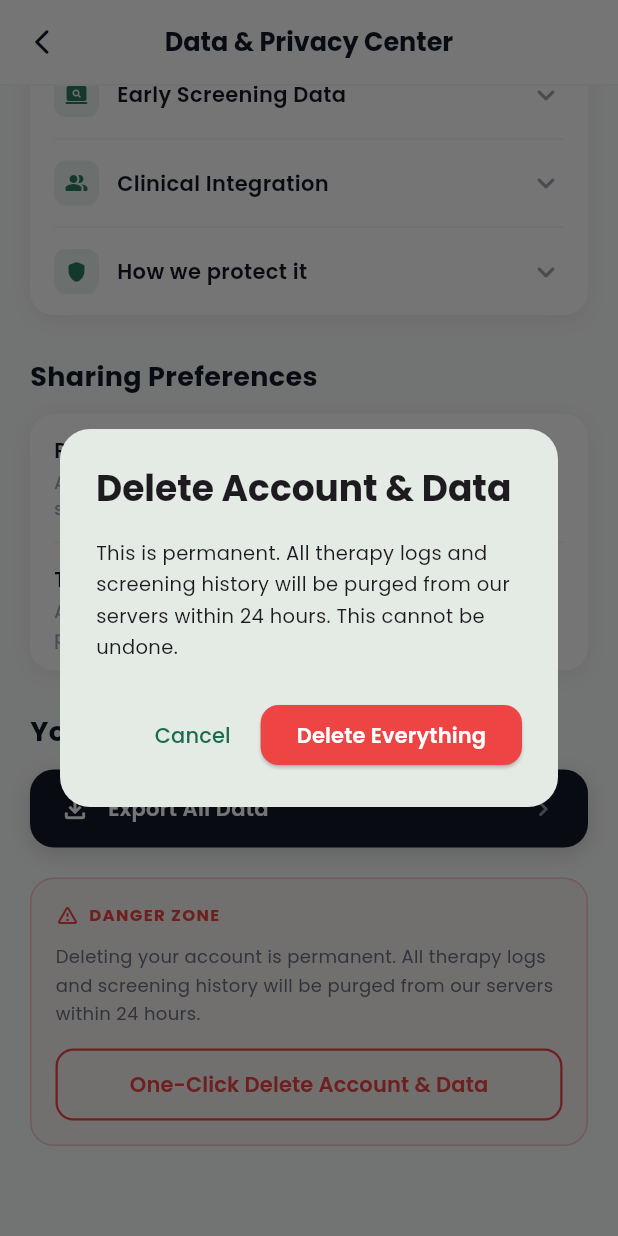
After one commit to mro-nerd/SolveIt, a Flutter app: the PrivacyScreen screen opened directly, scrolled down 201 dp, after a tap on "One-Click Delete Account & Data", on a phone screen of 412 x 824 dp. The commit adds this screen. Run offline on Flutter 3.47's test engine with Material 3 defaults, Android fonts, the phone set to English and light mode, and no system bars; our stand-ins replace firebase_auth, firebase_core, flutter_dotenv, flutter_markdown, google_fonts, google_sign_in and 3 more; accounts and stored records are empty.

Commit message:
data privacy screen

```diff
--- /dev/null
+++ b/frontend_app/ace_mobile/lib/features/profile/privacy_screen.dart
@@ -0,0 +1,518 @@
+import 'package:ace_mobile/core/constants.dart';
+import 'package:ace_mobile/features/auth/auth_wrapper.dart';
+import 'package:firebase_auth/firebase_auth.dart';
+import 'package:flutter/material.dart';
+import 'package:google_fonts/google_fonts.dart';
+import 'package:google_sign_in/google_sign_in.dart';
+import 'package:shared_preferences/shared_preferences.dart';
+
+class PrivacyScreen extends StatefulWidget {
+  const PrivacyScreen({super.key});
+
+  @override
+  State<PrivacyScreen> createState() => _PrivacyScreenState();
+}
+
+class _PrivacyScreenState extends State<PrivacyScreen> {
+  // ── Accordion ──────────────────────────────────────────────────────────────
+  int? _expandedIndex;
+
+  // ── Toggles ────────────────────────────────────────────────────────────────
+  bool _researchParticipation = true;
+  bool _therapyPartners = false;
+
+  void _toggleAccordion(int i) =>
+      setState(() => _expandedIndex = _expandedIndex == i ? null : i);
+
+  Future<void> _exportData() async {
+    if (!mounted) return;
+    ScaffoldMessenger.of(context).showSnackBar(
+      SnackBar(
+        content: Text(
+          'Export requested — you\'ll receive an email shortly.',
+          style: GoogleFonts.poppins(color: Colors.white),
+        ),
+        backgroundColor: appColors.primary,
+        behavior: SnackBarBehavior.floating,
+        shape: RoundedRectangleBorder(borderRadius: BorderRadius.circular(12)),
+      ),
+    );
+  }
+
+  Future<void> _deleteAccount() async {
+    // Capture navigator before any await
+    final navigator = Navigator.of(context, rootNavigator: true);
+
+    final confirmed = await showDialog<bool>(
+      context: context,
+      useRootNavigator: true,
+      builder: (_) => AlertDialog(
+        shape: RoundedRectangleBorder(borderRadius: BorderRadius.circular(20)),
+        title: Text(
+          'Delete Account & Data',
+          style: GoogleFonts.poppins(fontWeight: FontWeight.bold),
+        ),
+        content: Text(
+          'This is permanent. All therapy logs and screening history will be '
+          'purged from our servers within 24 hours. This cannot be undone.',
+          style: GoogleFonts.poppins(fontSize: 13, height: 1.6),
+        ),
+        actions: [
+          TextButton(
+            onPressed: () => Navigator.pop(context, false),
+            child: Text('Cancel', style: GoogleFonts.poppins()),
+          ),
+          ElevatedButton(
+            style: ElevatedButton.styleFrom(
+              backgroundColor: appColors.red,
+              foregroundColor: Colors.white,
+              shape: RoundedRectangleBorder(
+                borderRadius: BorderRadius.circular(12),
+              ),
+            ),
+            onPressed: () => Navigator.pop(context, true),
+            child: Text(
+              'Delete Everything',
+              style: GoogleFonts.poppins(fontWeight: FontWeight.w600),
+            ),
+          ),
+        ],
+      ),
+    );
+
+    if (confirmed != true) return;
+
+    // Clear Google + Firebase session and all local prefs
+    await GoogleSignIn().signOut();
+    await FirebaseAuth.instance.signOut();
+    final prefs = await SharedPreferences.getInstance();
+    await prefs.clear();
+
+    // Land on a fresh AuthWrapper (which sees null user → loginPage)
+    navigator.pushAndRemoveUntil(
+      PageRouteBuilder(
+        pageBuilder: (_, __, ___) => const AuthWrapper(),
+        transitionsBuilder: (_, anim, __, child) =>
+            FadeTransition(opacity: anim, child: child),
+        transitionDuration: const Duration(milliseconds: 400),
+      ),
+      (route) => false,
+    );
+  }
+
+  @override
+  Widget build(BuildContext context) {
+    const accordionItems = [
+      (
+        icon: Icons.screen_search_desktop_rounded,
+        title: 'Early Screening Data',
+        body:
+            'We collect assessment results, developmental milestones, and basic demographic info to provide accurate screening tools for your child.',
+      ),
+      (
+        icon: Icons.people_alt_rounded,
+        title: 'Clinical Integration',
+        body:
+            'With your permission, anonymised data is shared with licensed clinicians who help validate assessment accuracy and improve care pathways.',
+      ),
+      (
+        icon: Icons.shield_rounded,
+        title: 'How we protect it',
+        body:
+            'All data is encrypted at rest (AES-256) and in transit (TLS 1.3), stored on HIPAA-compliant infrastructure, and never sold to third parties.',
+      ),
+    ];
+
+    return Scaffold(
+      backgroundColor: const Color(0xFFF9FAFB),
+      appBar: AppBar(
+        backgroundColor: Colors.white,
+        elevation: 0,
+        scrolledUnderElevation: 0,
+        leading: IconButton(
+          icon: const Icon(Icons.arrow_back_ios_new_rounded, size: 20),
+          color: const Color(0xFF111827),
+          onPressed: () => Navigator.pop(context),
+        ),
+        title: Text(
+          'Data & Privacy Center',
+          style: GoogleFonts.poppins(
+            fontSize: 17,
+            fontWeight: FontWeight.w700,
+            color: const Color(0xFF111827),
+          ),
+        ),
+        centerTitle: true,
+        bottom: PreferredSize(
+          preferredSize: const Size.fromHeight(1),
+          child: Container(height: 1, color: const Color(0xFFF3F4F6)),
+        ),
+      ),
+      body: ListView(
+        padding: const EdgeInsets.symmetric(horizontal: 20, vertical: 20),
+        children: [
+          // ── HIPAA badge ────────────────────────────────────────────────────
+          Row(
+            children: [
+              Icon(
+                Icons.my_location_rounded,
+                size: 14,
+                color: appColors.primary,
+              ),
+              const SizedBox(width: 6),
+              Text(
+                'HIPAA COMPLIANT SYSTEM',
+                style: GoogleFonts.poppins(
+                  fontSize: 11,
+                  fontWeight: FontWeight.w700,
+                  color: appColors.primary,
+                  letterSpacing: 0.9,
+                ),
+              ),
+            ],
+          ),
+          const SizedBox(height: 10),
+          Text(
+            'Your family\'s journey is personal. ACE is committed to the '
+            'highest standards of clinical data protection and absolute '
+            'transparency.',
+            style: GoogleFonts.poppins(
+              fontSize: 13,
+              fontStyle: FontStyle.italic,
+              color: const Color(0xFF4B5563),
+              height: 1.7,
+            ),
+          ),
+
+          const SizedBox(height: 28),
+
+          // ── Understanding Your Data ────────────────────────────────────────
+          _sectionTitle('Understanding Your Data'),
+          const SizedBox(height: 12),
+          _card(
+            child: Column(
+              children: List.generate(accordionItems.length, (i) {
+                final item = accordionItems[i];
+                final isOpen = _expandedIndex == i;
+                final isLast = i == accordionItems.length - 1;
+                return Column(
+                  crossAxisAlignment: CrossAxisAlignment.start,
+                  children: [
+                    InkWell(
+                      onTap: () => _toggleAccordion(i),
+                      child: Padding(
+                        padding: const EdgeInsets.symmetric(
+                          horizontal: 16,
+                          vertical: 14,
+                        ),
+                        child: Row(
+                          children: [
+                            Container(
+                              padding: const EdgeInsets.all(7),
+                              decoration: BoxDecoration(
+                                color: appColors.primary.withValues(
+                                  alpha: 0.10,
+                                ),
+                                borderRadius: BorderRadius.circular(8),
+                              ),
+                              child: Icon(
+                                item.icon,
+                                size: 16,
+                                color: appColors.primary,
+                              ),
+                            ),
+                            const SizedBox(width: 12),
+                            Expanded(
+                              child: Text(
+                                item.title,
+                                style: GoogleFonts.poppins(
+                                  fontSize: 14,
+                                  fontWeight: FontWeight.w600,
+                                  color: const Color(0xFF111827),
+                                ),
+                              ),
+                            ),
+                            Icon(
+                              isOpen
+                                  ? Icons.keyboard_arrow_up_rounded
+                                  : Icons.keyboard_arrow_down_rounded,
+                              color: const Color(0xFF9CA3AF),
+                            ),
+                          ],
+                        ),
+                      ),
+                    ),
+                    AnimatedCrossFade(
+                      firstChild: const SizedBox.shrink(),
+                      secondChild: Padding(
+                        padding: const EdgeInsets.fromLTRB(16, 0, 16, 16),
+                        child: Text(
+                          item.body,
+                          style: GoogleFonts.poppins(
+                            fontSize: 13,
+                            color: const Color(0xFF6B7280),
+                            height: 1.65,
+                          ),
+                        ),
+                      ),
+                      crossFadeState: isOpen
+                          ? CrossFadeState.showSecond
+                          : CrossFadeState.showFirst,
+                      duration: const Duration(milliseconds: 250),
+                    ),
+                    if (!isLast)
+                      const Divider(
+                        height: 1,
+                        indent: 16,
+                        endIndent: 16,
+                        color: Color(0xFFF3F4F6),
+                      ),
+                  ],
+                );
+              }),
+            ),
+          ),
+
+          const SizedBox(height: 28),
+
+          // ── Sharing Preferences ────────────────────────────────────────────
+          _sectionTitle('Sharing Preferences'),
+          const SizedBox(height: 12),
+          _card(
+            child: Column(
+              children: [
+                _ToggleRow(
+                  title: 'Research Participation',
+                  subtitle: 'Anonymised data contribution to autism studies.',
+                  value: _researchParticipation,
+                  onChanged: (v) => setState(() => _researchParticipation = v),
+                ),
+                const Divider(
+                  height: 1,
+                  indent: 16,
+                  endIndent: 16,
+                  color: Color(0xFFF3F4F6),
+                ),
+                _ToggleRow(
+                  title: 'Therapy Partners',
+                  subtitle:
+                      'Allow integration with clinical therapy platforms.',
+                  value: _therapyPartners,
+                  onChanged: (v) => setState(() => _therapyPartners = v),
+                ),
+              ],
+            ),
+          ),
+
+          const SizedBox(height: 28),
+
+          // ── Your Rights & Control ──────────────────────────────────────────
+          _sectionTitle('Your Rights & Control'),
+          const SizedBox(height: 12),
+
+          // Export all data
+          GestureDetector(
+            onTap: _exportData,
+            child: Container(
+              padding: const EdgeInsets.symmetric(horizontal: 20, vertical: 16),
+              decoration: BoxDecoration(
+                color: const Color(0xFF111827),
+                borderRadius: BorderRadius.circular(16),
+                boxShadow: [
+                  BoxShadow(
+                    color: Colors.black.withValues(alpha: 0.15),
+                    blurRadius: 10,
+                    offset: const Offset(0, 4),
+                  ),
+                ],
+              ),
+              child: Row(
+                children: [
+                  const Icon(
+                    Icons.file_download_outlined,
+                    color: Colors.white,
+                    size: 20,
+                  ),
+                  const SizedBox(width: 12),
+                  Text(
+                    'Export All Data',
+                    style: GoogleFonts.poppins(
+                      color: Colors.white,
+                      fontSize: 14,
+                      fontWeight: FontWeight.w600,
+                    ),
+                  ),
+                  const Spacer(),
+                  const Icon(
+                    Icons.chevron_right_rounded,
+                    color: Colors.white54,
+                    size: 20,
+                  ),
+                ],
+              ),
+            ),
+          ),
+
+          const SizedBox(height: 20),
+
+          // Danger zone card
+          Container(
+            padding: const EdgeInsets.all(16),
+            decoration: BoxDecoration(
+              color: appColors.red.withValues(alpha: 0.05),
+              borderRadius: BorderRadius.circular(16),
+              border: Border.all(
+                color: appColors.red.withValues(alpha: 0.25),
+                width: 1,
+              ),
+            ),
+            child: Column(
+              crossAxisAlignment: CrossAxisAlignment.start,
+              children: [
+                Row(
+                  children: [
+                    Icon(
+                      Icons.warning_amber_rounded,
+                      size: 16,
+                      color: appColors.red,
+                    ),
+                    const SizedBox(width: 6),
+                    Text(
+                      'DANGER ZONE',
+                      style: GoogleFonts.poppins(
+                        fontSize: 11,
+                        fontWeight: FontWeight.w700,
+                        color: appColors.red,
+                        letterSpacing: 0.9,
+                      ),
+                    ),
+                  ],
+                ),
+                const SizedBox(height: 10),
+                Text(
+                  'Deleting your account is permanent. All therapy logs and '
+                  'screening history will be purged from our servers within '
+                  '24 hours.',
+                  style: GoogleFonts.poppins(
+                    fontSize: 12,
+                    color: const Color(0xFF6B7280),
+                    height: 1.6,
+                  ),
+                ),
+                const SizedBox(height: 14),
+                SizedBox(
+                  width: double.infinity,
+                  child: OutlinedButton(
+                    onPressed: _deleteAccount,
+                    style: OutlinedButton.styleFrom(
+                      foregroundColor: appColors.red,
+                      side: BorderSide(color: appColors.red, width: 1.5),
+                      shape: RoundedRectangleBorder(
+                        borderRadius: BorderRadius.circular(12),
+                      ),
+                      padding: const EdgeInsets.symmetric(vertical: 14),
+                    ),
+                    child: Text(
+                      'One-Click Delete Account & Data',
+                      style: GoogleFonts.poppins(
+                        fontSize: 14,
+                        fontWeight: FontWeight.w600,
+                        color: appColors.red,
+                      ),
+                    ),
+                  ),
+                ),
+              ],
+            ),
+          ),
+
+          const SizedBox(height: 40),
+        ],
+      ),
+    );
+  }
+
+  // ── Helpers ────────────────────────────────────────────────────────────────
+
+  Widget _sectionTitle(String label) => Text(
+    label,
+    style: GoogleFonts.poppins(
+      fontSize: 18,
+      fontWeight: FontWeight.bold,
+      color: const Color(0xFF111827),
+    ),
+  );
+
+  Widget _card({required Widget child}) => Container(
+    decoration: BoxDecoration(
+      color: Colors.white,
+      borderRadius: BorderRadius.circular(16),
+      boxShadow: [
+        BoxShadow(
+          color: Colors.black.withValues(alpha: 0.05),
+          blurRadius: 10,
+          offset: const Offset(0, 3),
+        ),
+      ],
+    ),
+    child: ClipRRect(borderRadius: BorderRadius.circular(16), child: child),
+  );
+}
+
+// ── Toggle row widget ──────────────────────────────────────────────────────────
+
+class _ToggleRow extends StatelessWidget {
+  final String title;
+  final String subtitle;
+  final bool value;
+  final ValueChanged<bool> onChanged;
+
+  const _ToggleRow({
+    required this.title,
+    required this.subtitle,
+    required this.value,
+    required this.onChanged,
+  });
+
+  @override
+  Widget build(BuildContext context) => Padding(
+    padding: const EdgeInsets.symmetric(horizontal: 16, vertical: 14),
+    child: Row(
+      children: [
+        Expanded(
+          child: Column(
+            crossAxisAlignment: CrossAxisAlignment.start,
+            children: [
+              Text(
+                title,
+                style: GoogleFonts.poppins(
+                  fontSize: 14,
+                  fontWeight: FontWeight.w600,
+                  color: const Color(0xFF111827),
+                ),
+              ),
+              const SizedBox(height: 3),
+              Text(
+                subtitle,
+                style: GoogleFonts.poppins(
+                  fontSize: 12,
+                  color: const Color(0xFF9CA3AF),
+                  height: 1.4,
+                ),
+              ),
+            ],
+          ),
+        ),
+        const SizedBox(width: 12),
+        Switch.adaptive(
+          value: value,
+          onChanged: onChanged,
+          activeColor: Colors.white,
+          activeTrackColor: appColors.primary,
+          inactiveTrackColor: const Color(0xFFE5E7EB),
+          inactiveThumbColor: Colors.white,
+        ),
+      ],
+    ),
+  );
+}
--- a/frontend_app/ace_mobile/lib/features/profile/profile_screen.dart
+++ b/frontend_app/ace_mobile/lib/features/profile/profile_screen.dart
@@ -1,5 +1,6 @@
 import 'package:ace_mobile/core/constants.dart';
 import 'package:ace_mobile/features/auth/auth_wrapper.dart';
+import 'package:ace_mobile/features/profile/privacy_screen.dart';
 import 'package:ace_mobile/features/profile/profile_provider.dart';
 import 'package:firebase_auth/firebase_auth.dart';
 import 'package:google_sign_in/google_sign_in.dart';
@@ -506,7 +507,12 @@ class _ProfileScreenState extends State<ProfileScreen>
                             icon: Icons.privacy_tip_rounded,
                             label: 'Privacy & Data',
                             color: const Color(0xFF059669),
-                            onTap: () {},
+                            onTap: () =>
+                                Navigator.of(context, rootNavigator: true).push(
+                                  MaterialPageRoute(
+                                    builder: (_) => const PrivacyScreen(),
+                                  ),
+                                ),
                           ),
                           _divider(),
                           _OptionTile(
```
